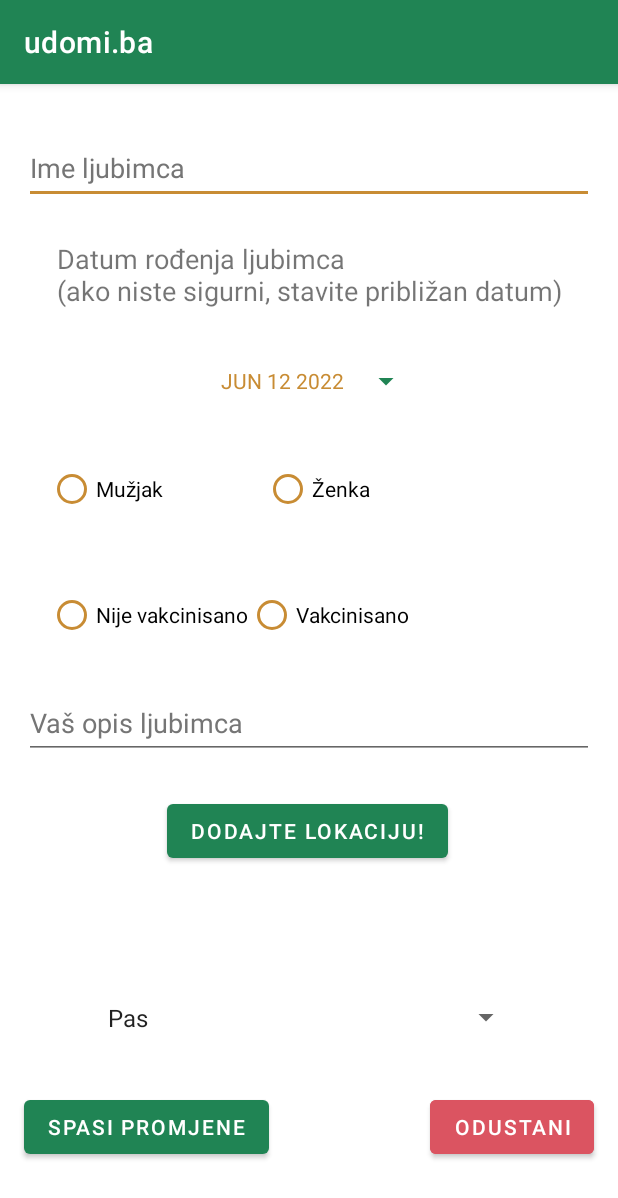
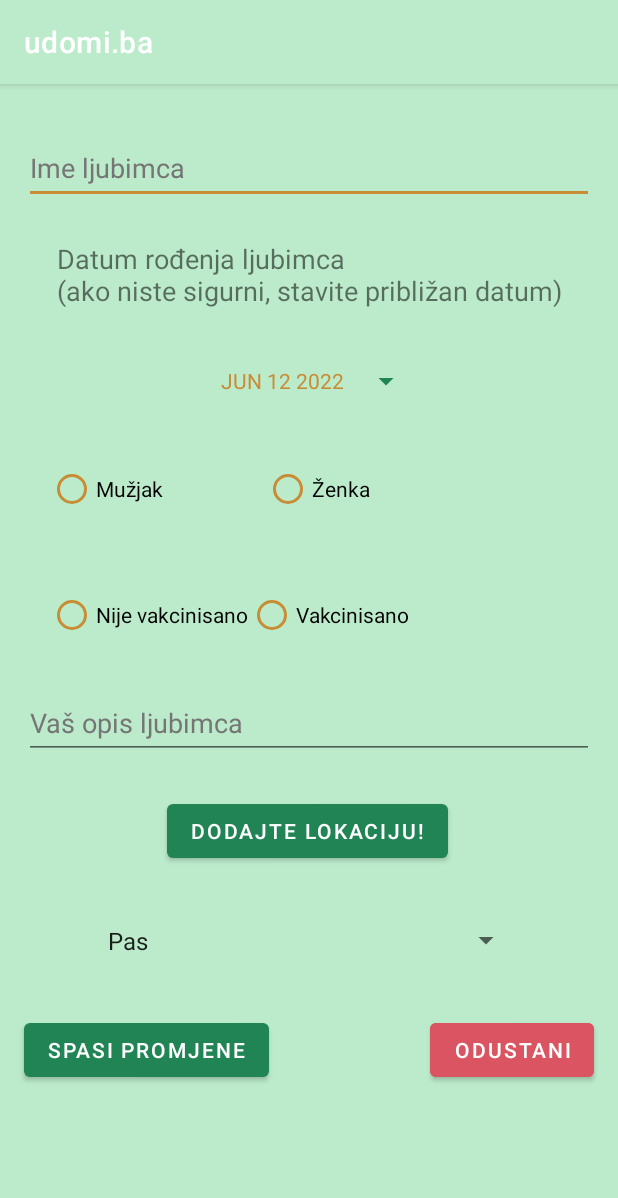
Before and after one commit to rania-w/mobile-programming-udomi, an Android app: the AddPet screen opened directly, with no data from a screen before it, on a phone screen of 412 x 824 dp. Shown: the top 1198 px of the screen. Run offline under Robolectric (Android 15) with nearby library versions, the phone set to English and light mode, and no system bars.

Commit message:
change colors - map isn't showing bcs of background

```diff
--- a/app/src/main/java/com/example/udomiba/AddPet.java
+++ b/app/src/main/java/com/example/udomiba/AddPet.java
@@ -60,6 +60,8 @@ public class AddPet extends AppCompatActivity   {
     protected void onCreate(Bundle savedInstanceState) {
         super.onCreate(savedInstanceState);
         setContentView(R.layout.activity_add_pet);
+
+        Toast.makeText(AddPet.this, "Molimo Vas, prvo dodajte lokaciju", Toast.LENGTH_LONG).show();
 
         name=findViewById(R.id.add_name);
         description=findViewById(R.id.add_description);
--- a/app/src/main/res/layout/activity_add_pet.xml
+++ b/app/src/main/res/layout/activity_add_pet.xml
@@ -187,19 +187,9 @@
                 android:layout_width="0dp"
                 android:layout_height="50dp"
                 android:layout_marginStart="64dp"
-                android:layout_marginTop="32dp"
+                android:layout_marginTop="24dp"
                 android:layout_marginEnd="64dp"
                 android:entries="@array/species"
-                app:layout_constraintEnd_toEndOf="parent"
-                app:layout_constraintStart_toStartOf="parent"
-                app:layout_constraintTop_toBottomOf="@+id/location_text" />
-
-            <TextView
-                android:id="@+id/location_text"
-                android:layout_width="wrap_content"
-                android:layout_height="wrap_content"
-                android:layout_marginTop="16dp"
-                android:textSize="20sp"
                 app:layout_constraintEnd_toEndOf="parent"
                 app:layout_constraintStart_toStartOf="parent"
                 app:layout_constraintTop_toBottomOf="@+id/button" />
--- a/app/src/main/res/layout/activity_login_page.xml
+++ b/app/src/main/res/layout/activity_login_page.xml
@@ -45,7 +45,6 @@
         android:layout_width="180dp"
         android:layout_height="64dp"
         android:layout_marginTop="48dp"
-        android:backgroundTint="@color/lepazelena"
         android:onClick="onLoginClick"
         android:text="@string/prijavise"
         android:textSize="14sp"
@@ -60,7 +59,6 @@
         android:layout_height="64dp"
         android:layout_marginTop="24dp"
         android:layout_marginBottom="24dp"
-        android:backgroundTint="@color/lepazelena"
         android:onClick="onRegisterClick"
         android:text="@string/registrujse"
         app:layout_constraintBottom_toBottomOf="parent"
--- a/app/src/main/res/layout/activity_map.xml
+++ b/app/src/main/res/layout/activity_map.xml
@@ -4,6 +4,8 @@
     xmlns:tools="http://schemas.android.com/tools"
     android:layout_width="match_parent"
     android:layout_height="match_parent"
+    android:background="#FFFFFF"
+    android:backgroundTint="#FFFFFF"
     tools:context=".Map">
 
     <fragment
@@ -24,7 +26,7 @@
         android:layout_marginBottom="32dp"
         android:clickable="true"
         android:onClick="onGetMyLocation"
-        app:backgroundTint="@color/lepazelena"
+        app:backgroundTint="@color/leparoza"
         app:layout_constraintBottom_toBottomOf="parent"
         app:layout_constraintEnd_toEndOf="parent"
         app:srcCompat="@drawable/ic_baseline_location_on_24" />
--- a/app/src/main/res/layout/activity_my_pet.xml
+++ b/app/src/main/res/layout/activity_my_pet.xml
@@ -11,7 +11,6 @@
         android:id="@+id/adopt_pet_button"
         android:layout_width="wrap_content"
         android:layout_height="wrap_content"
-        android:backgroundTint="@color/lepazelena"
         android:text="@string/edit_pet"
         app:layout_constraintBottom_toBottomOf="parent"
         app:layout_constraintEnd_toEndOf="parent"
--- a/app/src/main/res/layout/activity_register_page.xml
+++ b/app/src/main/res/layout/activity_register_page.xml
@@ -11,7 +11,6 @@
         android:layout_width="180dp"
         android:layout_height="64dp"
         android:layout_marginBottom="24dp"
-        android:backgroundTint="@color/lepazelena"
         android:onClick="onRegisterButton"
         android:text="@string/registrujse"
         app:layout_constraintBottom_toBottomOf="parent"
--- a/app/src/main/res/layout/activity_show_pet.xml
+++ b/app/src/main/res/layout/activity_show_pet.xml
@@ -11,7 +11,6 @@
         android:id="@+id/adopt_pet_button"
         android:layout_width="wrap_content"
         android:layout_height="wrap_content"
-        android:backgroundTint="@color/lepazelena"
         android:onClick="onAdopt"
         android:text="@string/adopt"
         app:layout_constraintBottom_toBottomOf="parent"
--- a/app/src/main/res/layout/fragment_mypets.xml
+++ b/app/src/main/res/layout/fragment_mypets.xml
@@ -9,11 +9,12 @@
         android:id="@+id/add_pet_button"
         android:layout_width="wrap_content"
         android:layout_height="wrap_content"
-        android:backgroundTint="@color/lepazuta"
+        android:layout_marginTop="32dp"
+        android:backgroundTint="@color/udomi_zuta"
         android:text="@string/add"
         app:layout_constraintEnd_toEndOf="parent"
         app:layout_constraintStart_toStartOf="parent"
-        tools:layout_editor_absoluteY="98dp" />
+        app:layout_constraintTop_toTopOf="parent" />
 
     <ListView
         android:id="@+id/my_pets_list"
--- a/app/src/main/res/values-night/themes.xml
+++ b/app/src/main/res/values-night/themes.xml
@@ -5,11 +5,11 @@
         <item name="colorPrimary">@color/lepazelena</item>
         <item name="colorPrimaryVariant">@color/purple_700</item>
         <item name="colorOnPrimary">@color/black</item>
-        <!--
+
         <item name="android:background">#0d3622</item>
-        -->
+
         <!-- Secondary brand color. -->
-        <item name="colorSecondary">@color/teal_200</item>
+        <item name="colorSecondary">@color/udomi_zuta</item>
         <item name="colorSecondaryVariant">@color/teal_200</item>
         <item name="colorOnSecondary">@color/black</item>
         <!-- Status bar color. -->
--- a/app/src/main/res/values/themes.xml
+++ b/app/src/main/res/values/themes.xml
@@ -5,9 +5,9 @@
         <item name="colorPrimary">#208454</item>
         <item name="colorPrimaryVariant">@color/purple_700</item>
         <item name="colorOnPrimary">@color/white</item>
-        <!--
+
         <item name="android:background">@color/lepazelena</item>
-        -->
+
         <!-- Secondary brand color. -->
         <item name="colorSecondary">@color/udomi_zuta</item>
         <item name="colorSecondaryVariant">@color/teal_700</item>
```
